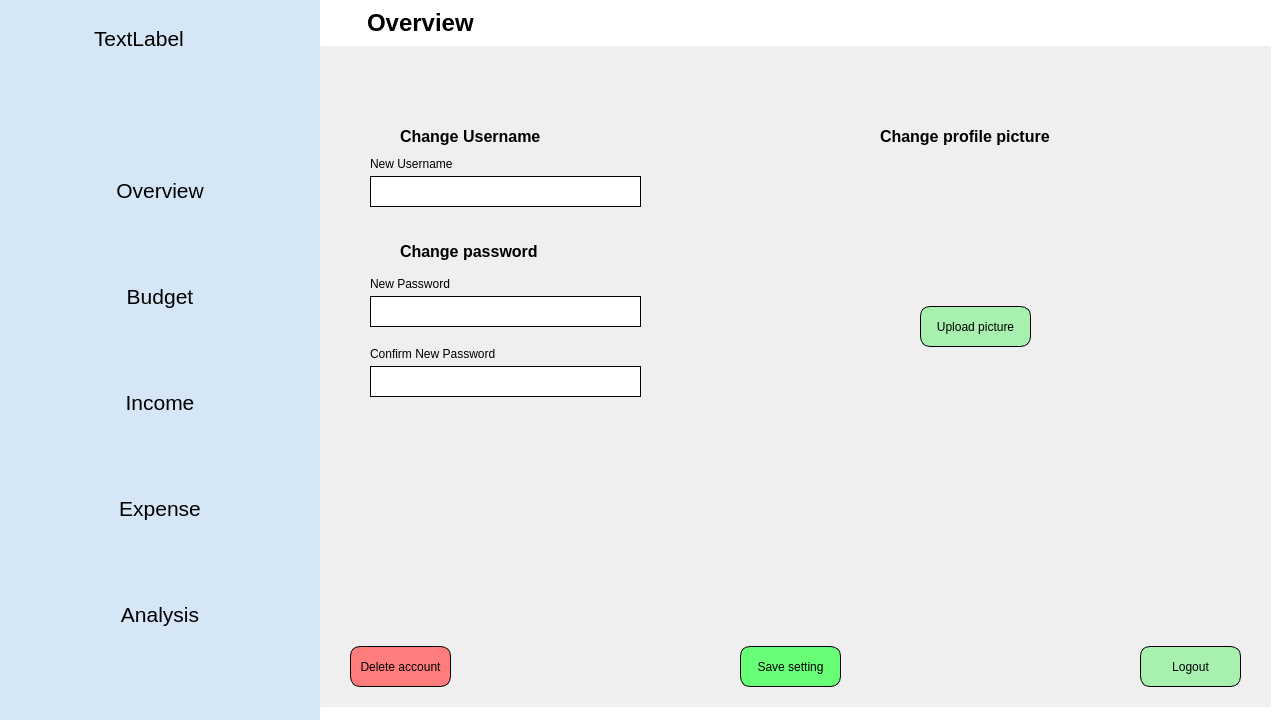
nemo984/money-app, file moneyapp/ui/raw/Mono.ui: the form before one commit.
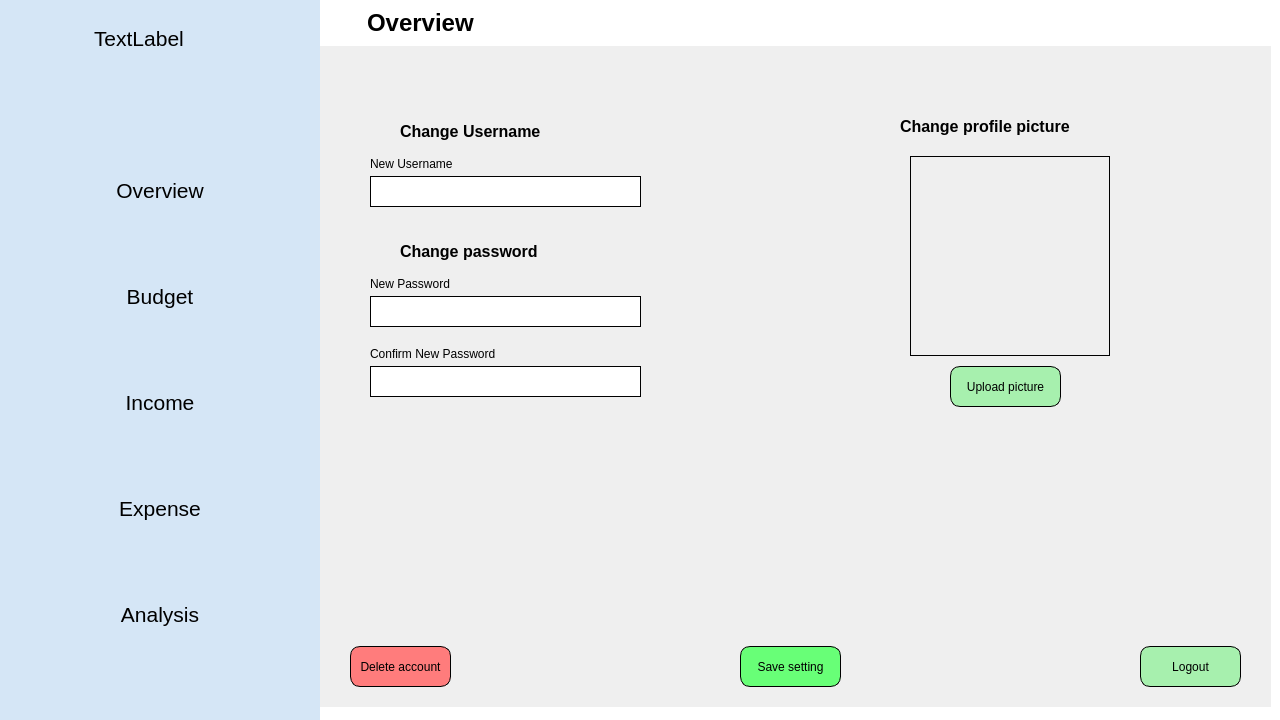
The form after the commit. The open tabs and pages were chosen to show the change. Icons and pictures are not drawn.

Commit message: profile pic

```diff
--- a/moneyapp/ui/raw/Mono.ui
+++ b/moneyapp/ui/raw/Mono.ui
@@ -1992,9 +1992,9 @@
              <property name="geometry">
               <rect>
                <x>80</x>
-               <y>80</y>
+               <y>70</y>
                <width>191</width>
-               <height>21</height>
+               <height>31</height>
               </rect>
              </property>
              <property name="font">
@@ -2039,10 +2039,25 @@
               <rect>
                <x>590</x>
                <y>110</y>
-               <width>141</width>
-               <height>131</height>
+               <width>200</width>
+               <height>200</height>
               </rect>
              </property>
+             <property name="minimumSize">
+              <size>
+               <width>200</width>
+               <height>200</height>
+              </size>
+             </property>
+             <property name="maximumSize">
+              <size>
+               <width>200</width>
+               <height>200</height>
+              </size>
+             </property>
+             <property name="styleSheet">
+              <string notr="true">border: 1px solid black;</string>
+             </property>
              <property name="text">
               <string/>
              </property>
@@ -2053,10 +2068,10 @@
             <widget class="QLabel" name="label_9">
              <property name="geometry">
               <rect>
-               <x>560</x>
-               <y>80</y>
+               <x>580</x>
+               <y>60</y>
                <width>231</width>
-               <height>21</height>
+               <height>41</height>
               </rect>
              </property>
              <property name="font">
@@ -2073,8 +2088,8 @@
             <widget class="QPushButton" name="upload_pic_btn">
              <property name="geometry">
               <rect>
-               <x>600</x>
-               <y>260</y>
+               <x>630</x>
+               <y>320</y>
                <width>111</width>
                <height>41</height>
               </rect>
```
Left out of the diff: 2 changed lines with no effect on the pictures. The commit also changes 2 other files.
